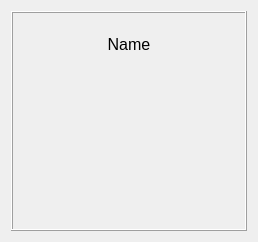
Old version of the form UnicornHabits/HabitWidget.ui in the repository Andrew2a1/CodeNight_10_04.
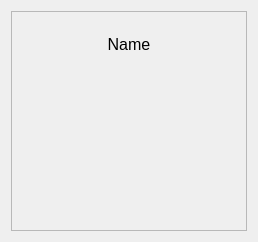
New version of the form.

What changed in the file:
```diff
--- a/UnicornHabits/HabitWidget.ui
+++ b/UnicornHabits/HabitWidget.ui
@@ -29,7 +29,7 @@
    <item>
     <widget class="QFrame" name="frame">
      <property name="frameShape">
-      <enum>QFrame::Box</enum>
+      <enum>QFrame::StyledPanel</enum>
      </property>
      <property name="frameShadow">
       <enum>QFrame::Raised</enum>
```
